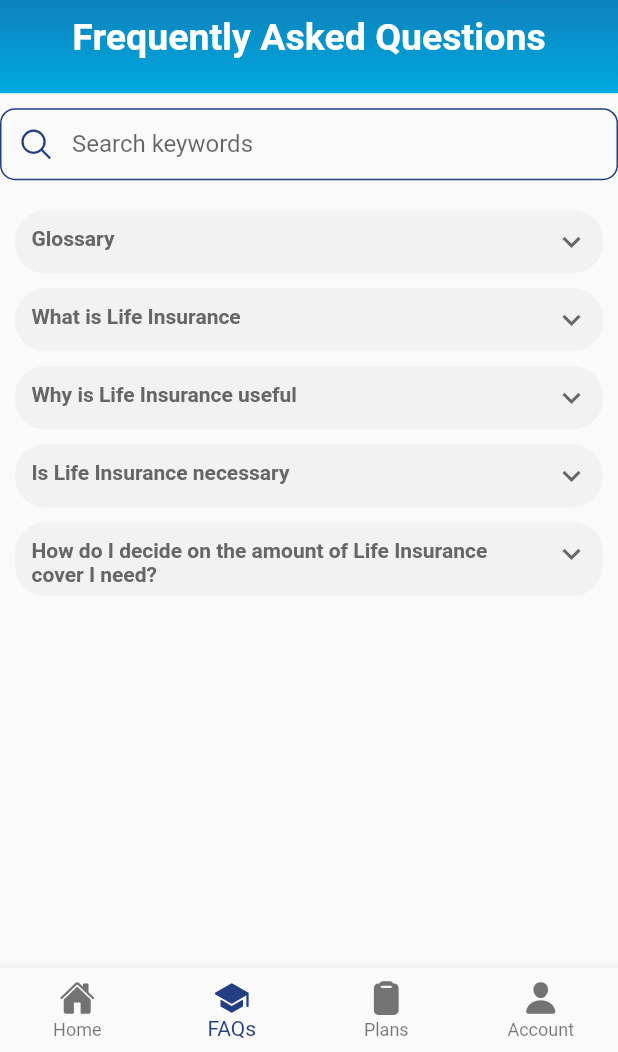
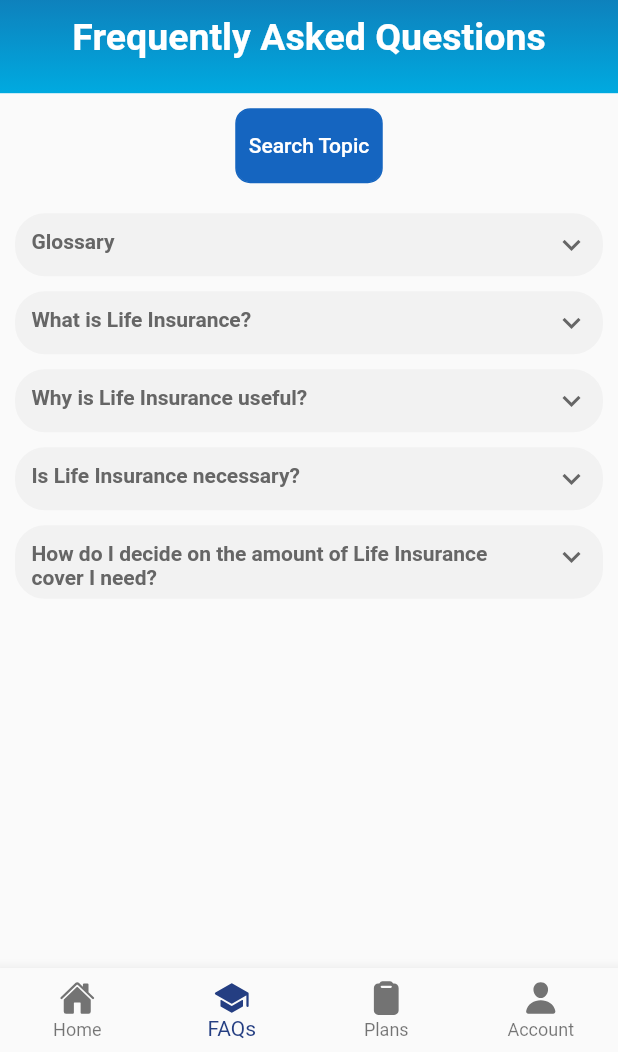
Before and after one commit to Addin15/upm_mii, a Flutter app: the Nav screen opened by its route, item 2 of the bottom bar chosen, on a phone screen of 412 x 824 dp, the part 184-1236 px from its top. Run offline on Flutter 3.47's test engine with Material 2 defaults, Android fonts, the phone set to English and light mode, and no system bars; drawn by our look-alikes of expandable; our stand-ins replace flutter_spinkit, ionicons; network calls fail.

Commit message:
Update faqs.dart
add search function

```diff
--- a/lib/pages/faqs.dart
+++ b/lib/pages/faqs.dart
@@ -25,11 +25,11 @@ class _FAQsState extends State<FAQs> {
     var dataList = [
       Data('Glossary',
           'Insurer : The Life Insurance Company.\n\nBenificiaries : The people receiving the money from the Life Insurance Policy in the case of your death.\n\nLife Insurance Policy : A guarantee the insurer pays a sum of money to named beneficiaries when the insured dies in exchange for the premiums paid by the policyholder during their lifetime.\n\nPremium : The payment made to the Life Insurance Company in exchange for your Life Insurance Policy.\n\nMaturity Benefits :  A lump-sum amount the insurance company pays you after the maturity of the Life Insurance Policy. This means that if your Life Insurance Policy is for a term of 15 years, the Life Insurance Policy matures after 15 years. '),
-      Data('What is Life Insurance',
+      Data('What is Life Insurance?',
           'Life insurance is a contract between you and an insurance company. Essentially, in exchange for your premium payments, the insurance company will pay a lump sum known as a death benefit to your beneficiaries after your death. Your beneficiaries can use the money for whatever purpose they choose.'),
-      Data('Why is Life Insurance useful',
+      Data('Why is Life Insurance useful?',
           'Life insurance is useful to ensure the financial stability of your family in case you are unable to earn due to an accident or illness. The policy also pays the benefits to your beneficiaries in case of an untoward event. Procuring such coverage ensures that your family can to meet their expenses and sustain their lifestyles even in your absence.'),
-      Data('Is Life Insurance necessary',
+      Data('Is Life Insurance necessary?',
           'One of the things to know about life insurance is that while it is not necessary, purchasing a policy is a smart investment decision. This is especially if you have dependents such as spouse, parents, and children. The life plan will provide financial security to your family if you are not around. Moreover, life policies offer several benefits and are a flexible instrument. Some of these include the flexibility of adding riders for greater coverage or withdrawing part of the accumulated corpus to meet expenses such as children’s education or wedding.'),
       Data('How do I decide on the amount of Life Insurance cover I need?',
           'The maturity benefits primarily depend on the premium you pay during the policy term. This amount depends on several factors such as your lifestyle, spending habits, income, expenses, and debt obligations. It is recommended you procure coverage that is approximately between eight-ten times of your annual income.')
@@ -106,8 +106,17 @@ class _FAQsState extends State<FAQs> {
         SizedBox(
           height: 10,
         ),
-        TextFormField(
-          decoration: Style.searchStyle(hintText: 'Search keywords'),
+        Container(
+          decoration: BoxDecoration(
+              color: Colors.blue[800],
+              border: Border.all(color: Colors.blue.shade800),
+              borderRadius: BorderRadius.all(Radius.circular(10))),
+          child: TextButton(
+              style: TextButton.styleFrom(primary: Colors.white),
+              onPressed: () {
+                showSearch(context: context, delegate: DataSearch());
+              },
+              child: Text('Search Topic')),
         ),
         SizedBox(
           height: 10,
@@ -176,3 +185,93 @@ class _FAQsState extends State<FAQs> {
     );
   }
 }
+
+class DataSearch extends SearchDelegate<String> {
+  var dataList = [
+    Data('Glossary',
+        'Insurer : The Life Insurance Company.\n\nBenificiaries : The people receiving the money from the Life Insurance Policy in the case of your death.\n\nLife Insurance Policy : A guarantee the insurer pays a sum of money to named beneficiaries when the insured dies in exchange for the premiums paid by the policyholder during their lifetime.\n\nPremium : The payment made to the Life Insurance Company in exchange for your Life Insurance Policy.\n\nMaturity Benefits :  A lump-sum amount the insurance company pays you after the maturity of the Life Insurance Policy. This means that if your Life Insurance Policy is for a term of 15 years, the Life Insurance Policy matures after 15 years. '),
+    Data('What is Life Insurance?',
+        'Life insurance is a contract between you and an insurance company. Essentially, in exchange for your premium payments, the insurance company will pay a lump sum known as a death benefit to your beneficiaries after your death. Your beneficiaries can use the money for whatever purpose they choose.'),
+    Data('Why is Life Insurance useful?',
+        'Life insurance is useful to ensure the financial stability of your family in case you are unable to earn due to an accident or illness. The policy also pays the benefits to your beneficiaries in case of an untoward event. Procuring such coverage ensures that your family can to meet their expenses and sustain their lifestyles even in your absence.'),
+    Data('Is Life Insurance necessary?',
+        'One of the things to know about life insurance is that while it is not necessary, purchasing a policy is a smart investment decision. This is especially if you have dependents such as spouse, parents, and children. The life plan will provide financial security to your family if you are not around. Moreover, life policies offer several benefits and are a flexible instrument. Some of these include the flexibility of adding riders for greater coverage or withdrawing part of the accumulated corpus to meet expenses such as children’s education or wedding.'),
+    Data('How do I decide on the amount of Life Insurance cover I need?',
+        'The maturity benefits primarily depend on the premium you pay during the policy term. This amount depends on several factors such as your lifestyle, spending habits, income, expenses, and debt obligations. It is recommended you procure coverage that is approximately between eight-ten times of your annual income.')
+  ];
+  @override
+  List<Widget> buildActions(BuildContext context) => [
+        IconButton(
+          icon: Icon(Icons.clear),
+          onPressed: () {},
+        )
+      ];
+  @override
+  Widget buildLeading(BuildContext context) => IconButton(
+        icon: Icon(Icons.arrow_back),
+        onPressed: () {},
+      );
+  @override
+  Widget buildResults(BuildContext context) => Center(
+        child: Column(
+          mainAxisAlignment: MainAxisAlignment.center,
+          children: [
+            Text(
+              query,
+            )
+          ],
+        ),
+      );
+  @override
+  Widget buildSuggestions(BuildContext context) {
+    final suggestions = query.isEmpty
+        ? dataList
+        : dataList.where((data) {
+            final dataLower = data.topics.toLowerCase();
+            final queryLower = query.toLowerCase();
+            return dataLower.startsWith(queryLower);
+          }).toList();
+    return buildSuggestionsSuccess(suggestions);
+  }
+
+  Widget buildSuggestionsSuccess(List<Data> suggestions) => ListView.builder(
+      itemCount: suggestions.length,
+      itemBuilder: (context, index) {
+        final suggestion = suggestions[index];
+
+        return Column(children: <Widget>[
+          SizedBox(
+            height: 10,
+          ),
+          Container(
+            decoration: BoxDecoration(
+                color: Color.fromARGB(255, 242, 242, 242),
+                border: Border.all(color: Color.fromARGB(255, 242, 242, 242)),
+                borderRadius: BorderRadius.all(Radius.circular(20))),
+            child: ExpandableNotifier(
+              child: ScrollOnExpand(
+                child: ExpandablePanel(
+                  header: Container(
+                      padding: EdgeInsets.fromLTRB(10, 10, 5, 5),
+                      child: Text(
+                        suggestion.topics,
+                        style: TextStyle(
+                            fontWeight: FontWeight.bold,
+                            color: Color.fromARGB(255, 102, 102, 102)),
+                      )),
+                  collapsed: SizedBox.shrink(),
+                  expanded: Container(
+                      padding: EdgeInsets.fromLTRB(10, 10, 5, 5),
+                      child: Text(
+                        suggestion.contents,
+                        style: TextStyle(
+                            fontWeight: FontWeight.bold,
+                            color: Color.fromARGB(255, 0, 0, 0)),
+                      )),
+                ),
+              ),
+            ),
+          ),
+        ]);
+      });
+}
```
